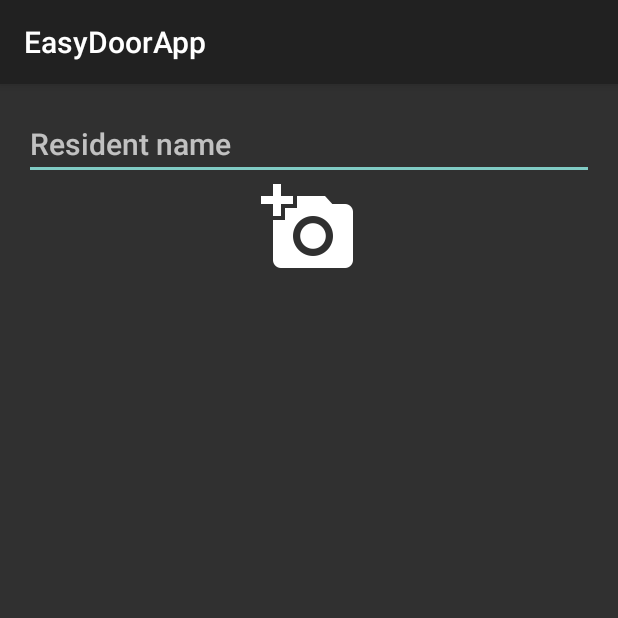
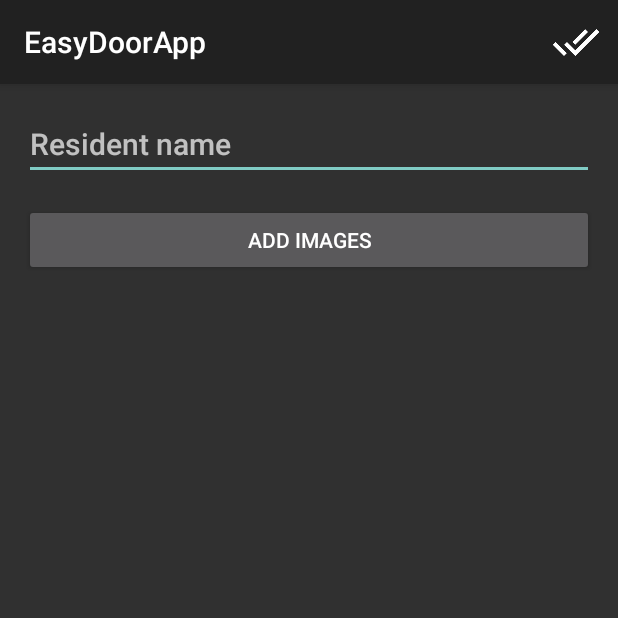
Before and after one commit to erikterwiel/EasyDoor, an Android app: the screen it shows after launch (ResidentAddActivity), after a tap on "Add Button", on a phone screen of 412 x 824 dp, the top half of it. Run offline under Robolectric (Android 15) with nearby library versions, the phone set to English and light mode, and no system bars; libraries missing offline, so code that uses them is left out: com.amazonaws.auth, com.amazonaws.mobileconnectors, com.amazonaws.regions, com.amazonaws.services; 1 statement that could not run was skipped.

Commit message:
ResidentAddActivity displays pictures and has done button

```diff
--- a/EasyDoorApp/app/src/main/java/erikterwiel/easydoorapp/ResidentAddActivity.java
+++ b/EasyDoorApp/app/src/main/java/erikterwiel/easydoorapp/ResidentAddActivity.java
@@ -3,6 +3,7 @@ package erikterwiel.easydoorapp;
 import android.app.ProgressDialog;
 import android.content.Context;
 import android.content.Intent;
+import android.graphics.drawable.Drawable;
 import android.media.Image;
 import android.net.Uri;
 import android.os.AsyncTask;
@@ -10,8 +11,16 @@ import android.provider.MediaStore;
 import android.support.v4.content.FileProvider;
 import android.support.v7.app.AppCompatActivity;
 import android.os.Bundle;
+import android.support.v7.widget.LinearLayoutManager;
+import android.support.v7.widget.RecyclerView;
 import android.util.Log;
+import android.view.LayoutInflater;
+import android.view.Menu;
+import android.view.MenuInflater;
+import android.view.MenuItem;
 import android.view.View;
+import android.view.ViewGroup;
+import android.widget.Button;
 import android.widget.EditText;
 import android.widget.ImageView;
 import android.widget.Toast;
@@ -43,9 +52,12 @@ public class ResidentAddActivity extends AppCompatActivity {
 
     private TransferUtility mTransferUtility;
     private AmazonS3Client mS3Client;
-    private ArrayList<HashMap<String, Object>> mTransferRecordMaps;
+    private ArrayList<Drawable> mImageList = new ArrayList<Drawable>();
     private EditText mNameInput;
-    private ImageView mAddPhotoButton;
+    private Button mAddPhotoButton;
+    private RecyclerView mPictureView;
+    private PictureAdapter mPictureAdapter;
+    private MenuItem mDoneButton;
     private int mPictureCount = 0;
     private String mImagePath;
 
@@ -56,10 +68,11 @@ public class ResidentAddActivity extends AppCompatActivity {
         setContentView(R.layout.activity_resident_add);
 
         mTransferUtility = getTransferUtility(this);
-        mTransferRecordMaps = new ArrayList<HashMap<String, Object>>();
 
         mNameInput = (EditText) findViewById(R.id.add_name_input);
-        mAddPhotoButton = (ImageView) findViewById(R.id.add_add_photo_button);
+        mAddPhotoButton = (Button) findViewById(R.id.add_add_photo_button);
+        mPictureView = (RecyclerView) findViewById(R.id.add_picture_view);
+
         mAddPhotoButton.setOnClickListener(new View.OnClickListener() {
             @Override
             public void onClick(View view) {
@@ -71,12 +84,28 @@ public class ResidentAddActivity extends AppCompatActivity {
                 }
             }
         });
+        mPictureView.setLayoutManager(new LinearLayoutManager(
+                this, LinearLayoutManager.HORIZONTAL, false));
+        mPictureAdapter = new PictureAdapter(mImageList);
+        mPictureView.setAdapter(mPictureAdapter);
     }
 
     @Override
-    protected void onResume() {
-        super.onResume();
-     //   new GetFileListTask().execute();
+    public boolean onCreateOptionsMenu(Menu menu) {
+
+        MenuInflater menuInflater = getMenuInflater();
+        menuInflater.inflate(R.menu.menu_resident_done, menu);
+
+        mDoneButton = menu.findItem(R.id.done_button);
+        mDoneButton.setOnMenuItemClickListener(new MenuItem.OnMenuItemClickListener() {
+            @Override
+            public boolean onMenuItemClick(MenuItem menuItem) {
+                finish();
+                return false;
+            }
+        });
+
+        return super.onCreateOptionsMenu(menu);
     }
 
     @Override
@@ -93,6 +122,8 @@ public class ResidentAddActivity extends AppCompatActivity {
     }
 
     private void beginUpload(String filePath) {
+        mImageList.add(Drawable.createFromPath(filePath));
+        mPictureAdapter.notifyItemInserted(mImageList.size());
         File file = new File(filePath);
         TransferObserver observer = mTransferUtility.upload(BUCKET_NAME, file.getName(), file);
         observer.setTransferListener(new UploadListener());
@@ -149,33 +180,46 @@ public class ResidentAddActivity extends AppCompatActivity {
         }
     }
 
-    private class GetFileListTask extends AsyncTask<Void, Void, Void> {
-        private List<S3ObjectSummary> s3ObjList;
-        private ProgressDialog dialog;
+    private class PictureAdapter extends RecyclerView.Adapter<PictureHolder> {
+        private ArrayList<Drawable> imageList;
 
-        @Override
-        protected void onPreExecute() {
-            dialog = ProgressDialog.show(ResidentAddActivity.this,
-                    getString(R.string.add_refreshing),
-                    getString(R.string.add_please_wait));
+        public PictureAdapter(ArrayList<Drawable> incomingList) {
+            imageList = incomingList;
         }
 
         @Override
-        protected Void doInBackground(Void... inputs) {
-            s3ObjList = mS3Client.listObjects(BUCKET_NAME).getObjectSummaries();
-            mTransferRecordMaps.clear();
-            for (S3ObjectSummary summary : s3ObjList) {
-                HashMap<String, Object> map = new HashMap<String, Object>();
-                map.put("key", summary.getKey());
-                mTransferRecordMaps.add(map);
-            }
-            return null;
+        public PictureHolder onCreateViewHolder(ViewGroup parent, int viewType) {
+            LayoutInflater layoutInflater = LayoutInflater.from(ResidentAddActivity.this);
+            View view = layoutInflater.inflate(R.layout.item_picture, parent, false);
+            return new ResidentAddActivity.PictureHolder(view);
         }
 
         @Override
-        protected void onPostExecute(Void result) {
-            dialog.dismiss();
-//            simpleAdapter.notifyDataSetChanged();
+        public void onBindViewHolder(PictureHolder holder, int position) {
+            Drawable drawable = imageList.get(position);
+            holder.bindPicture(drawable);
+        }
+
+        @Override
+        public int getItemCount() {
+            return imageList.size();
+        }
+
+        public void itemAdded(int position) {
+            notifyItemInserted(position);
+        }
+    }
+
+    private class PictureHolder extends RecyclerView.ViewHolder {
+        private ImageView mPicture;
+
+        public PictureHolder(View itemView) {
+            super(itemView);
+            mPicture = (ImageView) itemView.findViewById(R.id.item_picture);
+        }
+
+        public void bindPicture(Drawable drawable) {
+            mPicture.setImageDrawable(drawable);
         }
     }
 }
--- a/EasyDoorApp/app/src/main/java/erikterwiel/easydoorapp/ResidentListActivity.java
+++ b/EasyDoorApp/app/src/main/java/erikterwiel/easydoorapp/ResidentListActivity.java
@@ -44,4 +44,36 @@ public class ResidentListActivity extends AppCompatActivity {
 
         return super.onCreateOptionsMenu(menu);
     }
+
+    /*
+    private class GetFileListTask extends AsyncTask<Void, Void, Void> {
+        private List<S3ObjectSummary> s3ObjList;
+        private ProgressDialog dialog;
+
+        @Override
+        protected void onPreExecute() {
+            dialog = ProgressDialog.show(ResidentAddActivity.this,
+                    getString(R.string.add_refreshing),
+                    getString(R.string.add_please_wait));
+        }
+
+        @Override
+        protected Void doInBackground(Void... inputs) {
+            s3ObjList = mS3Client.listObjects(BUCKET_NAME).getObjectSummaries();
+            mTransferRecordMaps.clear();
+            for (S3ObjectSummary summary : s3ObjList) {
+                HashMap<String, Object> map = new HashMap<String, Object>();
+                map.put("key", summary.getKey());
+                mTransferRecordMaps.add(map);
+            }
+            return null;
+        }
+
+        @Override
+        protected void onPostExecute(Void result) {
+            dialog.dismiss();
+//            simpleAdapter.notifyDataSetChanged();
+        }
+    }
+     */
 }
--- a/EasyDoorApp/app/src/main/res/layout/activity_resident_add.xml
+++ b/EasyDoorApp/app/src/main/res/layout/activity_resident_add.xml
@@ -14,12 +14,16 @@
         android:inputType="textCapSentences|text"
         android:hint="@string/add_hint"/>
     <android.support.v7.widget.RecyclerView
-        android:id="@+id/add_picture_list"
+        android:id="@+id/add_picture_view"
         android:layout_width="match_parent"
-        android:layout_height="wrap_content" />
-    <ImageView
+        android:layout_height="wrap_content"
+        android:layout_marginTop="8dp"
+        android:layout_marginBottom="8dp"/>
+    <Button
         android:id="@+id/add_add_photo_button"
-        android:layout_width="64dp"
-        android:layout_height="64dp"
-        android:src="@drawable/ic_add_a_photo_white_48dp"/>
+        android:layout_width="match_parent"
+        android:layout_height="wrap_content"
+        android:clickable="true"
+        android:focusable="true"
+        android:text="@string/add_add_images"/>
 </LinearLayout>
--- /dev/null
+++ b/EasyDoorApp/app/src/main/res/menu/menu_resident_done.xml
@@ -0,0 +1,10 @@
+<?xml version="1.0" encoding="utf-8"?>
+<menu
+    xmlns:android="http://schemas.android.com/apk/res/android"
+    xmlns:app="http://schemas.android.com/apk/res-auto">
+    <item
+        android:id="@+id/done_button"
+        android:title="@string/add_done_button"
+        android:icon="@drawable/ic_done_all_white_48dp"
+        app:showAsAction="always"/>
+</menu>
--- a/EasyDoorApp/app/src/main/res/values/strings.xml
+++ b/EasyDoorApp/app/src/main/res/values/strings.xml
@@ -1,7 +1,9 @@
 <resources>
     <string name="app_name">EasyDoorApp</string>
     <string name="add_add_button">Add Button</string>
+    <string name="add_done_button">Done Button</string>
     <string name="add_hint">Resident name</string>
     <string name="add_refreshing">Refreshing</string>
     <string name="add_please_wait">Please wait</string>
+    <string name="add_add_images">Add Images</string>
 </resources>
```
Also changed, not shown: EasyDoorApp/app/src/main/res/layout/item_picture.xml (added, +11 -0 lines), EasyDoorApp/app/src/main/res/drawable/ic_done_all_white_48dp.png (added).
